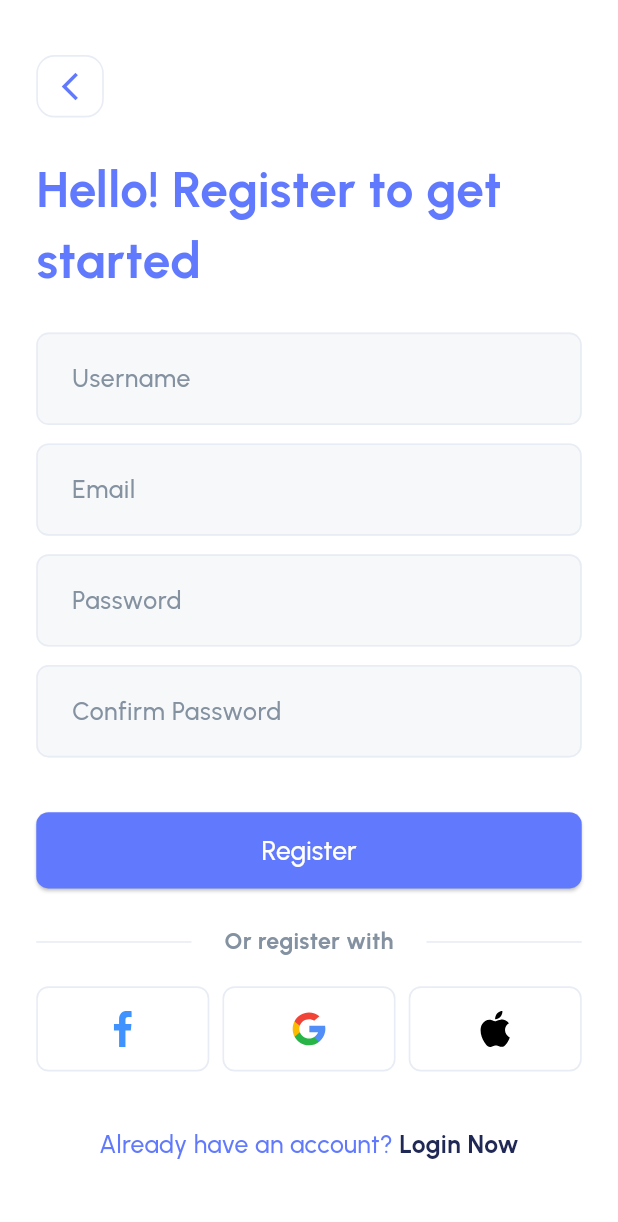
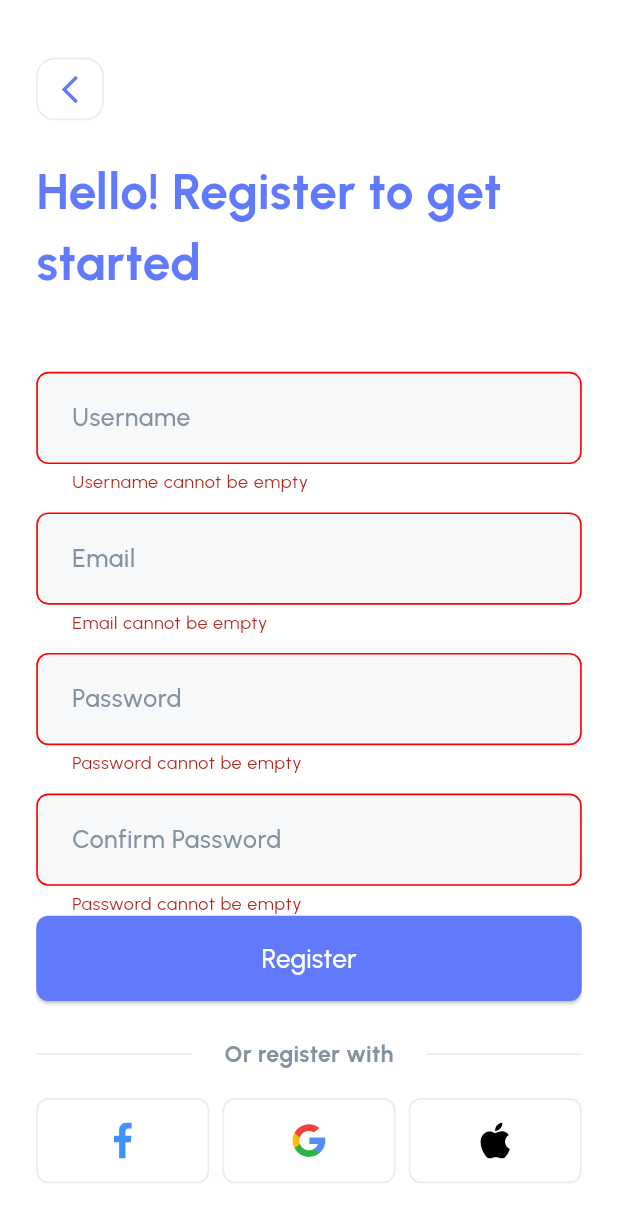
Before and after one commit to khaledNat3y/finance_app, a Flutter app: the RegisterScreen screen opened by its route, after a tap on "Register", on a phone screen of 412 x 824 dp. Shown: the top 1222 px of the screen. Run offline on Flutter 3.47's test engine with Material 3 defaults, Android fonts, the phone set to English and light mode, and no system bars; our stand-ins replace flutter_screenutil, flutter_svg, go_router, pin_code_fields.

```diff
--- a/lib/core/routing/app_router.dart
+++ b/lib/core/routing/app_router.dart
@@ -4,14 +4,14 @@
 import 'package:finance_app/features/auth/ui/login_screen/login_screen.dart';
 import 'package:finance_app/features/auth/ui/login_screen/password_changed_screen.dart';
 import 'package:finance_app/features/auth/ui/register_screen/ui/register_screen.dart';
-import 'package:flutter/cupertino.dart';
+import 'package:finance_app/features/verify_otp/ui/verify_otp_screen.dart';
 import 'package:go_router/go_router.dart';
 
 import '../../features/on_boarding/on_boarding_screen.dart';
 
 class AppRouter {
   static GoRouter goRouter = GoRouter(
-    initialLocation: Routes.createNewPasswordScreen,
+    initialLocation: Routes.onBoardingScreen,
     routes: [
       GoRoute(
         path: Routes.onBoardingScreen,
@@ -44,6 +44,11 @@
         name: Routes.createNewPasswordScreen,
         builder: (context, state) => const CreateNewPasswordScreen(),
       ),
+      GoRoute(
+        path: Routes.verifyOtpScreen,
+        name: Routes.verifyOtpScreen,
+        builder: (context, state) => const VerifyOtpScreen(),
+      ),
 
 
     ]
--- a/lib/core/routing/routes.dart
+++ b/lib/core/routing/routes.dart
@@ -5,5 +5,6 @@
   static const String forgetPasswordScreen = "/forgetPasswordScreen";
   static const String passwordChangedScreen = "/passwordChangedScreen";
   static const String createNewPasswordScreen = "/createNewPasswordScreen";
+  static const String verifyOtpScreen = "/verifyOtpScreen";
 
 }
--- a/lib/core/styling/app_styles.dart
+++ b/lib/core/styling/app_styles.dart
@@ -80,5 +80,11 @@
     fontWeight: FontWeightHelper.medium,
     color: AppColors.grey,
   );
+  static TextStyle font22PrimaryColorBold = TextStyle(
+    fontSize: 22.sp,
+    fontFamily: AppFonts.mainFontFamily,
+    fontWeight: FontWeightHelper.bold,
+    color: AppColors.primaryColor,
+  );
 
 }
--- a/lib/core/widgets/primary_button_widget.dart
+++ b/lib/core/widgets/primary_button_widget.dart
@@ -35,7 +35,7 @@
           borderRadius: BorderRadius.circular(bordersRadius ?? 8.r),
         ),
         padding: padding,
-        fixedSize: Size(width ?? 331.w, height ?? 50.h),
+        fixedSize: Size(width ?? 331.w, height ?? 56.h),
       ),
       child: Text(
         buttonText ?? "",
--- a/lib/features/auth/ui/login_screen/create_new_password_screen.dart
+++ b/lib/features/auth/ui/login_screen/create_new_password_screen.dart
@@ -3,9 +3,8 @@
 import 'package:finance_app/core/widgets/custom_text_field.dart';
 import 'package:flutter/material.dart';
 import 'package:flutter_screenutil/flutter_screenutil.dart';
-
-import '../../../../core/styling/app_styles.dart';
 import '../../../../core/widgets/primary_button_widget.dart';
+import '../../widgets/custom_text_stamp.dart';
 
 class CreateNewPasswordScreen extends StatelessWidget {
   const CreateNewPasswordScreen({super.key});
@@ -21,15 +20,17 @@
             verticalSpace(12),
             CustomBackButton(),
             verticalSpace(28),
-            Text("Create New Password", style: AppStyles.font30PrimaryColorBold,),
-            verticalSpace(10),
-            Text("Your new password must be unique from those previously used.", style: AppStyles.font16GreyMedium,),
+            CustomTextStamp(
+              title: "Create New Password",
+              subTitle:
+                  "Your new password must be unique from those previously used.",
+            ),
             verticalSpace(32),
             CustomTextField(hintText: "New Password"),
             verticalSpace(12),
             CustomTextField(hintText: "Confirm Password"),
             verticalSpace(38),
-            PrimaryButtonWidget(buttonText: "Reset Password", onPress: (){},),
+            PrimaryButtonWidget(buttonText: "Reset Password", onPress: () {}),
           ],
         ),
       ),
--- a/lib/features/auth/ui/login_screen/forget_password_screen.dart
+++ b/lib/features/auth/ui/login_screen/forget_password_screen.dart
@@ -1,5 +1,4 @@
 import 'package:finance_app/core/routing/routes.dart';
-import 'package:finance_app/core/styling/app_styles.dart';
 import 'package:finance_app/core/styling/spacing.dart';
 import 'package:finance_app/core/widgets/custom_back_button.dart';
 import 'package:finance_app/core/widgets/primary_button_widget.dart';
@@ -9,7 +8,7 @@
 import 'package:go_router/go_router.dart';
 
 import '../../../../core/widgets/custom_text_field.dart';
-import '../../widgets/or_login_register_with.dart';
+import '../../widgets/custom_text_stamp.dart';
 
 class ForgetPasswordScreen extends StatelessWidget {
   const ForgetPasswordScreen({super.key});
@@ -25,9 +24,7 @@
             verticalSpace(12),
             CustomBackButton(),
             verticalSpace(24),
-            Text("Forgot Password?", style: AppStyles.font30PrimaryColorBold,),
-            verticalSpace(10),
-            Text("Don't worry! It occurs. Please enter the email address linked with your account.", style: AppStyles.font16GreyMedium,),
+            CustomTextStamp(title: "Forgot Password?", subTitle: "Don't worry! It occurs. Please enter the email address linked with your account.",),
             verticalSpace(32),
             CustomTextField(hintText: "Email"),
             verticalSpace(38),
@@ -35,7 +32,7 @@
               GoRouter.of(context).pushReplacementNamed(Routes.passwordChangedScreen);
             }),
             Spacer(),
-            DontOrHaveAccount(title: "Remember Password? ", subTitle: "Login", onPressed: (){
+            CustomRichText(title: "Remember Password? ", subTitle: "Login", onPressed: (){
               GoRouter.of(context).pushNamed(Routes.loginScreen);
             },)
           ],
--- a/lib/features/auth/ui/login_screen/login_screen.dart
+++ b/lib/features/auth/ui/login_screen/login_screen.dart
@@ -10,7 +10,6 @@
 import '../../../../core/routing/routes.dart';
 import '../../../../core/styling/app_colors.dart';
 import '../../../../core/widgets/custom_back_button.dart';
-import '../../../../generated/assets.dart';
 import '../../widgets/dont_or_have_account.dart';
 
 class LoginScreen extends StatefulWidget {
@@ -117,6 +116,7 @@
                   if(formKey.currentState!.validate()) {
                     print("email: ${emailController.text}");
                     print("password: ${passwordController.text}");
+                    GoRouter.of(context).pushNamed(Routes.verifyOtpScreen);
                   }
                 }),
                 verticalSpace(35),
@@ -125,7 +125,7 @@
                 verticalSpace(22),
                 LoginRegisterMethodsDisplayedInRow(),
                 verticalSpace(90),
-                DontOrHaveAccount(title: "Don't have an account? ", subTitle: "Register", onPressed: (){
+                CustomRichText(title: "Don't have an account? ", subTitle: "Register", onPressed: (){
                   GoRouter.of(context).pushNamed(Routes.registerScreen);
                 },),
               ],
--- a/lib/features/auth/ui/register_screen/ui/register_screen.dart
+++ b/lib/features/auth/ui/register_screen/ui/register_screen.dart
@@ -1,6 +1,7 @@
 import 'package:finance_app/core/widgets/custom_back_button.dart';
 import 'package:finance_app/core/widgets/custom_text_field.dart';
 import 'package:finance_app/core/widgets/primary_button_widget.dart';
+import 'package:finance_app/features/auth/widgets/custom_text_stamp.dart';
 import 'package:finance_app/features/auth/widgets/dont_or_have_account.dart';
 import 'package:finance_app/features/auth/widgets/login_register_methods_displayed_in_row.dart';
 import 'package:finance_app/features/auth/widgets/or_login_register_with.dart';
@@ -9,55 +10,115 @@
 import 'package:go_router/go_router.dart';
 
 import '../../../../../core/routing/routes.dart';
-import '../../../../../core/styling/app_styles.dart';
 import '../../../../../core/styling/spacing.dart';
 
-class RegisterScreen extends StatelessWidget {
+class RegisterScreen extends StatefulWidget {
   const RegisterScreen({super.key});
 
+  @override
+  State<RegisterScreen> createState() => _RegisterScreenState();
+}
+
+class _RegisterScreenState extends State<RegisterScreen> {
+  late TextEditingController usernameController;
+  late TextEditingController emailController;
+  late TextEditingController passwordController;
+  late GlobalKey<FormState> formKey;
+
+  @override
+  void initState() {
+    super.initState();
+    usernameController = TextEditingController();
+    emailController = TextEditingController();
+    passwordController = TextEditingController();
+    formKey = GlobalKey<FormState>();
+  }
   @override
   Widget build(BuildContext context) {
     return Scaffold(
       resizeToAvoidBottomInset: true,
       body: Padding(
-        padding: EdgeInsets.symmetric(horizontal: 22.w, vertical: 24.h), // Reduced vertical padding
+        padding: EdgeInsets.symmetric(horizontal: 22.w, vertical: 26.h),
+        // Reduced vertical padding
+        child: SingleChildScrollView(
+          child: Form(
+            key: formKey,
             child: Column(
               crossAxisAlignment: CrossAxisAlignment.start,
               children: [
-            verticalSpace(12.h),
+                verticalSpace(12),
                 const CustomBackButton(),
-            verticalSpace(24.h), // Reduced space
-            Text(
-              "Hello! Register to get\nstarted",
-              style: AppStyles.font30PrimaryColorBold,
+                verticalSpace(24),
+                CustomTextStamp(title: "Hello! Register to get\nstarted"),
+                verticalSpace(24),
+                CustomTextField(
+                  controller: usernameController,
+                  hintText: "Username",
+                  validator: (value) {
+                    if (value!.isEmpty) {
+                      return "Username cannot be empty";
+                    }
+                    return null;
+                  },
                 ),
-            verticalSpace(24.h), // Reduced space
-            const CustomTextField(hintText: "Username"),
-            verticalSpace(12.h),
-            const CustomTextField(hintText: "Email"),
-            verticalSpace(12.h),
-            const CustomTextField(hintText: "Password"),
-            verticalSpace(12.h),
-            const CustomTextField(hintText: "Confirm Password"),
-            const Spacer(), // Takes available space
-            PrimaryButtonWidget(
-              buttonText: "Register",
-              onPress: () {},
+                verticalSpace(12),
+                CustomTextField(
+                  controller: emailController,
+                  hintText: "Email",
+                  validator: (value) {
+                    if (value!.isEmpty) {
+                      return "Email cannot be empty";
+                    }
+                    return null;
+                  },
                 ),
-            verticalSpace(24.h), // Reduced space
-            const OrLoginRegisterWith(title: "Or register with"),
-            verticalSpace(18.h), // Reduced space
+                verticalSpace(12),
+                CustomTextField(
+                  controller: passwordController,
+                  hintText: "Password",
+                  validator: (value) {
+                    if (value!.isEmpty) {
+                      return "Password cannot be empty";
+                    }
+                    return null;
+                  },
+                ),
+                verticalSpace(12),
+                CustomTextField(
+                  hintText: "Confirm Password",
+                  validator: (value) {
+                    if (value!.isEmpty) {
+                      return "Password cannot be empty";
+                    }
+                    //check if password == confirm password
+                    if (passwordController.text != value) {
+                      return "Passwords do not match";
+                    }
+                    return null;
+                  },
+                ),
+                // Spacer(), // Takes available space
+                PrimaryButtonWidget(buttonText: "Register", onPress: () {
+                  if (formKey.currentState!.validate()) {
+                    GoRouter.of(context).pushReplacementNamed(Routes.loginScreen);
+                  }
+                }),
+                verticalSpace(24), // Reduced space
+                OrLoginRegisterWith(title: "Or register with"),
+                verticalSpace(18), // Reduced space
                 LoginRegisterMethodsDisplayedInRow(),
-            Spacer(), // Add another spacer to balance the layout
-            DontOrHaveAccount(
+                verticalSpace(54),
+                CustomRichText(
                   title: "Already have an account? ",
                   subTitle: "Login Now",
                   onPressed: () {
                     GoRouter.of(context).pushNamed(Routes.loginScreen);
                   },
                 ),
-            verticalSpace(24.h), // Add bottom spacing for safety
+                verticalSpace(24), // Add bottom spacing for safety
               ],
+            ),
+          ),
         ),
       ),
     );
--- /dev/null
+++ b/lib/features/auth/widgets/custom_text_stamp.dart
@@ -0,0 +1,34 @@
+import 'package:flutter/material.dart';
+
+import '../../../core/styling/app_styles.dart';
+import '../../../core/styling/spacing.dart';
+
+class CustomTextStamp extends StatelessWidget {
+  final String title;
+  final String? subTitle;
+
+  const CustomTextStamp({
+    super.key,
+    required this.title,
+    this.subTitle,
+  });
+
+  @override
+  Widget build(BuildContext context) {
+    return Column(
+      crossAxisAlignment: CrossAxisAlignment.start,
+      children: [
+        Text(title, style: AppStyles.font30PrimaryColorBold, softWrap: true, maxLines: 2,),
+        verticalSpace(subTitle == null ? 0 : 10),
+        FittedBox(
+          child: Text(
+            subTitle ?? "",
+            style: AppStyles.font16GreyMedium,
+            softWrap: true,
+            maxLines: 2,
+          ),
+        ),
+      ],
+    );
+  }
+}
--- a/lib/features/auth/widgets/dont_or_have_account.dart
+++ b/lib/features/auth/widgets/dont_or_have_account.dart
@@ -4,11 +4,11 @@
 import '../../../core/styling/app_colors.dart';
 import '../../../core/styling/app_styles.dart';
 
-class DontOrHaveAccount extends StatelessWidget {
+class CustomRichText extends StatelessWidget {
   final String title;
   final String subTitle;
   final void Function()? onPressed;
-  const DontOrHaveAccount({super.key, required this.title, required this.subTitle, this.onPressed});
+  const CustomRichText({super.key, required this.title, required this.subTitle, this.onPressed});
 
   @override
   Widget build(BuildContext context) {
--- a/lib/main.dart
+++ b/lib/main.dart
@@ -1,40 +1,7 @@
-import 'package:finance_app/core/routing/app_router.dart';
-import 'package:finance_app/core/styling/app_colors.dart';
-import 'package:finance_app/core/styling/spacing.dart';
-import 'package:finance_app/core/styling/theme_data.dart';
-import 'package:finance_app/core/widgets/primary_button_widget.dart';
-import 'package:finance_app/core/widgets/primary_outlined_button_widget.dart';
-import 'package:finance_app/features/on_boarding/on_boarding_screen.dart';
 import 'package:flutter/material.dart';
-import 'package:flutter/services.dart';
-import 'package:flutter_screenutil/flutter_screenutil.dart';
-
 import 'finance_app.dart';
 
 void main() async{
   WidgetsFlutterBinding.ensureInitialized();
-  runApp(const MyApp());
+  runApp(const FinanceApp());
 }
-
-class MyApp extends StatelessWidget {
-  const MyApp({super.key});
-
-  @override
-  Widget build(BuildContext context) {
-    SystemChrome.setPreferredOrientations([
-      DeviceOrientation.portraitUp,
-      DeviceOrientation.portraitDown
-    ]);
-    return ScreenUtilInit(
-      designSize: const Size(375, 812),
-      builder: (context, child) {
-        return MaterialApp.router(
-          debugShowCheckedModeBanner: false,
-          title: 'Flutter Demo',
-          theme: AppThemeData.lightTheme,
-          routerConfig: AppRouter.goRouter,
-        );
-      },
-    );
-  }
-}
--- a/pubspec.yaml
+++ b/pubspec.yaml
@@ -38,6 +38,7 @@
   go_router: ^14.8.1
   flutter_svg: ^2.0.17
   intl: ^0.20.2
+  pin_code_fields: ^8.0.1
 
 dev_dependencies:
   flutter_test:
```
Also changed, not shown: lib/features/auth/ui/login_screen/password_changed_screen.dart (+2 -11 lines), lib/features/verify_otp/ui/verify_otp_screen.dart (added, +87 -0 lines), lib/finance_app.dart (+19 -45 lines), pubspec.lock, 1 other file. Lines whose indentation alone changed are shown as unchanged.
